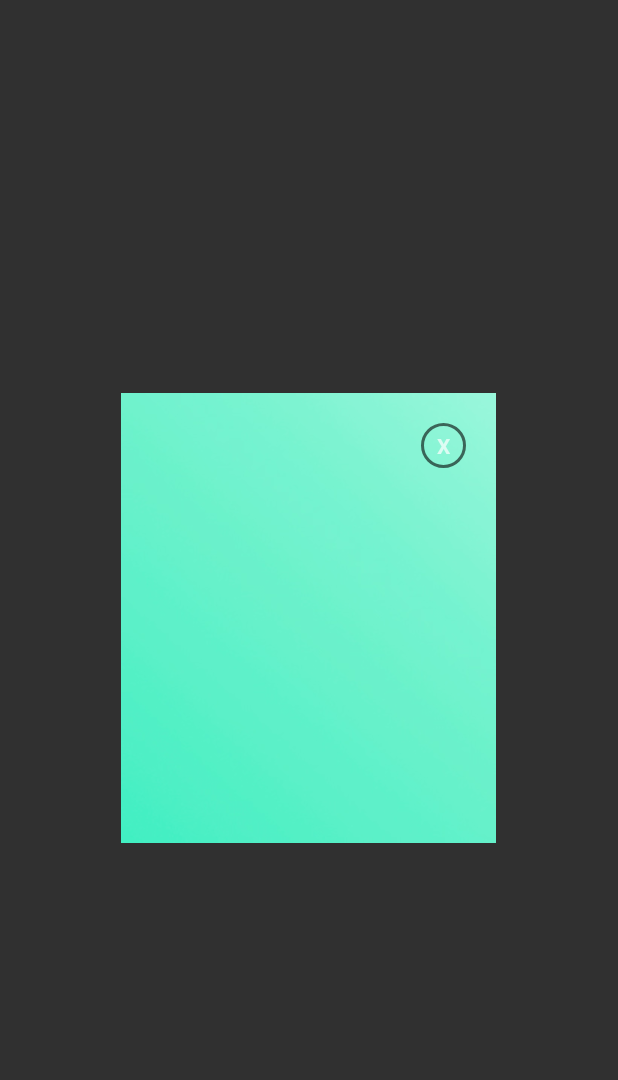
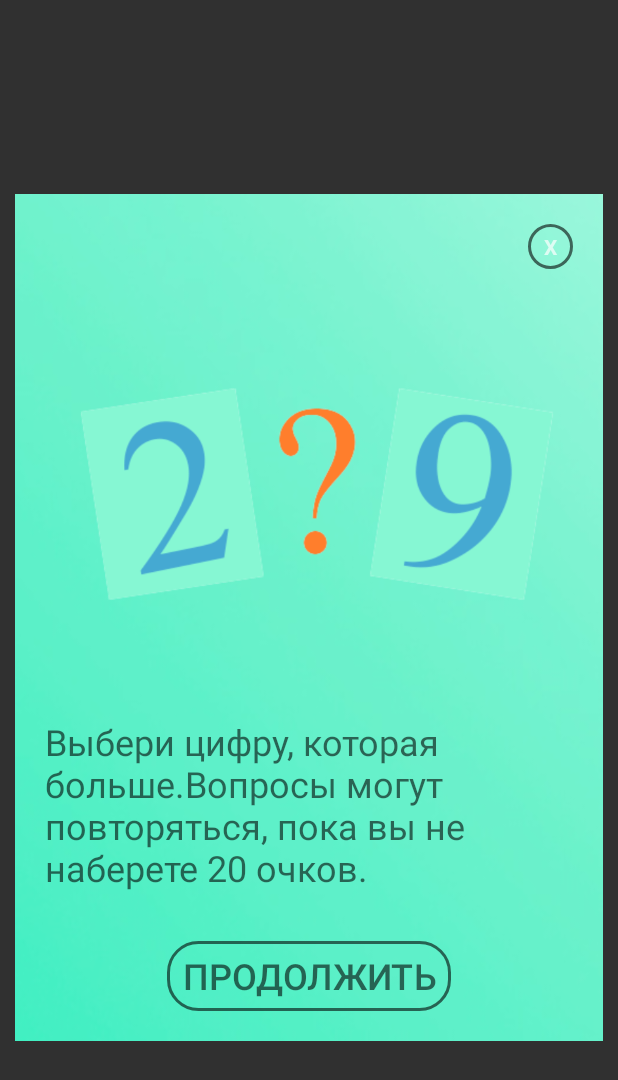
Before and after one commit to IkromR/QuizBrain, an Android app: the layout previewdialog.xml on its own in the app's theme, with its tools: preview values and no code run, on a phone screen of 412 x 824 dp. Shown: the top 1080 px of the screen. Run offline under Robolectric (Android 15) with nearby library versions, the light colour scheme and no system bars.

Commit message:
Dialog box (part 3)

```diff
--- a/app/src/main/res/layout/previewdialog.xml
+++ b/app/src/main/res/layout/previewdialog.xml
@@ -14,7 +14,8 @@
         android:layout_height="wrap_content"
         android:orientation="vertical"
         android:padding="20dp"
-        android:gravity="center" >
+        android:gravity="center">
+
         <TextView
             android:layout_width="30dp"
             android:layout_height="30dp"
@@ -23,8 +24,39 @@
             android:textStyle="bold"
             android:gravity="center"
             android:background="@drawable/button_stroke_black95_press_white"
-            android:layout_gravity="end"
-            />
+            android:layout_gravity="end"/>
+
+        <ImageView
+            android:layout_width="match_parent"
+            android:layout_height="0dp"
+            android:id="@+id/previewimg"
+            android:src="@drawable/previewimgone"
+            android:layout_weight="60"
+            android:layout_marginTop="10dp"/>
+
+        <TextView
+            android:layout_width="wrap_content"
+            android:layout_height="0dp"
+            android:id="@+id/textdescription"
+            android:text="@string/levelone"
+            android:layout_weight="30"
+            android:textColor="@color/black95"
+            android:textSize="24sp"
+            android:layout_marginTop="10dp"/>
+
+        <Button
+            android:layout_width="wrap_content"
+            android:layout_height="0dp"
+            android:id="@+id/btncontinue"
+            android:background="@drawable/button_stroke_black95_press_white"
+            android:layout_weight="10"
+            android:text="@string/textcontinue"
+            android:textColor="@color/black95"
+            android:paddingLeft="10dp"
+            android:paddingRight="10dp"
+            android:textAllCaps="true"
+            android:textSize="24sp"
+            android:layout_marginTop="10dp"/>
     </LinearLayout>
 
 
--- /dev/null
+++ b/app/src/main/res/values/descriptionlevels.xml
@@ -0,0 +1,5 @@
+<?xml version="1.0" encoding="utf-8"?>
+<resources>
+    <string name="levelone">Выбери цифру, которая больше.<br/>Вопросы могут повторяться, пока вы не наберете 20 очков.</string>
+
+</resources>
--- a/app/src/main/res/values/strings.xml
+++ b/app/src/main/res/values/strings.xml
@@ -3,4 +3,5 @@
     <string name="start">Начать</string>
     <string name="back">Назад</string>
     <string name="level">Уровень:</string>
+    <string name="textcontinue">Продолжить</string>
 </resources>
```
